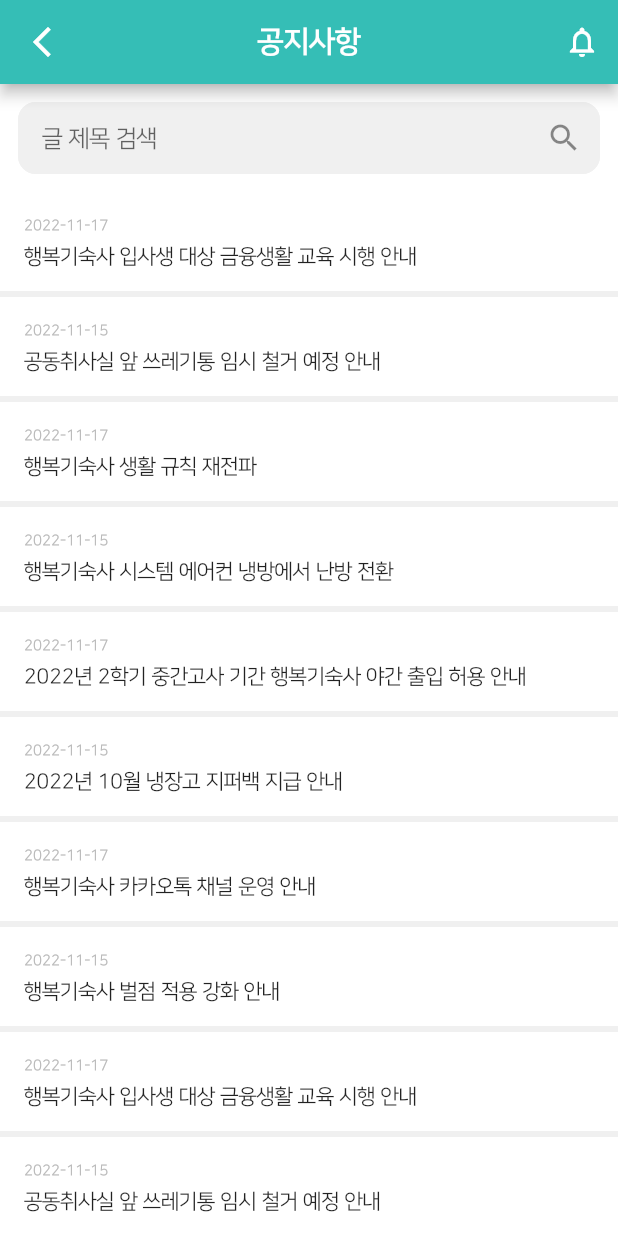
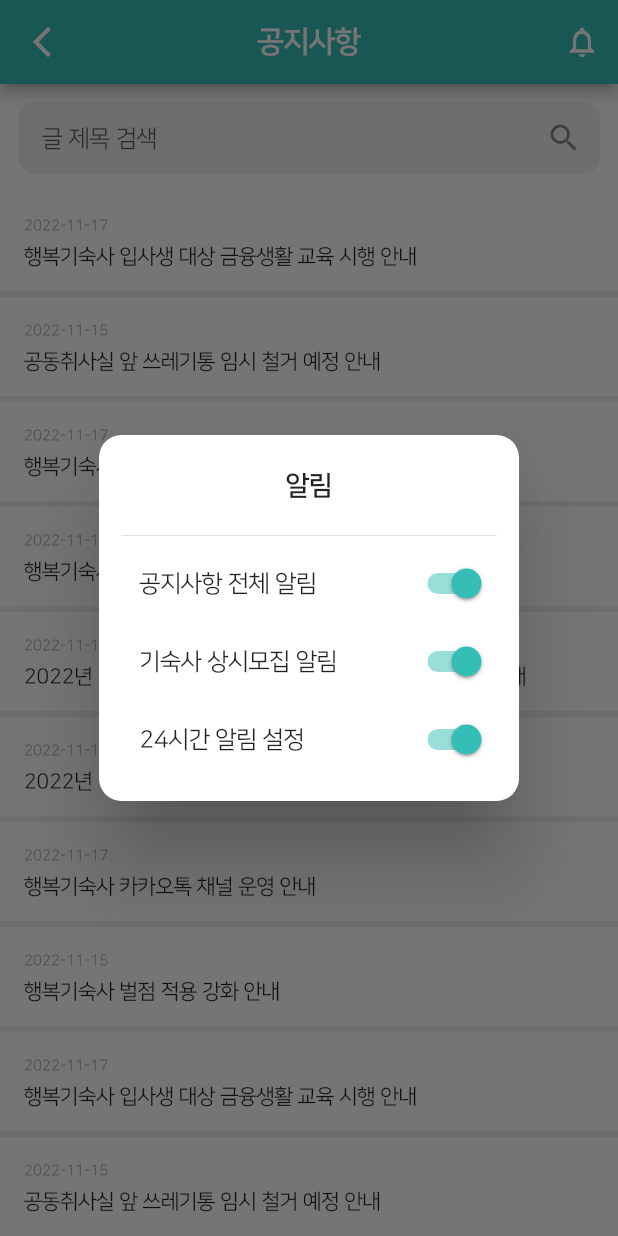
Before and after one commit to kw-dormitory/kw-dormitory-mobile, a Flutter app: the NoticeScreen screen opened directly, after a tap on the "notifications" icon, on a phone screen of 412 x 824 dp. Run offline on Flutter 3.47's test engine with Material 2 defaults, Android fonts, the light colour scheme and no system bars; our stand-ins replace percent_indicator; missing offline and left inert: kakaomap_webview.

Commit message:
feat: 공지사항 알림 dialog 구현

```diff
--- a/lib/screen/notice/notice_screen.dart
+++ b/lib/screen/notice/notice_screen.dart
@@ -30,6 +30,10 @@ class _NoticeScreenState extends State<NoticeScreen> {
     Post(title: "행복기숙사 벌점 적용 강화 안내", date: "2022-11-15"),
   ];
 
+  bool enableAllNoti = true;
+  bool enableRecruitNoti = true;
+  bool enable24hNoti = true;
+
   @override
   Widget build(BuildContext context) {
     return Scaffold(
@@ -50,7 +54,81 @@ class _NoticeScreenState extends State<NoticeScreen> {
               )),
           actions: [
             IconButton(
-                onPressed: () {},
+                onPressed: () {
+                  showDialog(
+                      context: context,
+                      builder: (context) => StatefulBuilder(
+                            builder: (context, setState) => AlertDialog(
+                                title: Center(
+                                  child: Text('알림',
+                                      style: TextStyle(
+                                          fontWeight: FontWeight.bold,
+                                          fontSize: 18),
+                                      textAlign: TextAlign.center),
+                                ),
+                                content: IntrinsicHeight(
+                                  child: Column(
+                                    children: [
+                                      Divider(),
+                                      Padding(
+                                        padding: const EdgeInsets.fromLTRB(
+                                            12, 0, 0, 12),
+                                        child: Column(children: [
+                                          Row(
+                                            mainAxisAlignment:
+                                                MainAxisAlignment.spaceBetween,
+                                            children: [
+                                              Text("공지사항 전체 알림"),
+                                              Switch(
+                                                  value: enableAllNoti,
+                                                  onChanged: (value) {
+                                                    setState(() {
+                                                      enableAllNoti = value;
+                                                    });
+                                                  })
+                                            ],
+                                          ),
+                                          SizedBox(height: 4),
+                                          Row(
+                                            mainAxisAlignment:
+                                                MainAxisAlignment.spaceBetween,
+                                            children: [
+                                              Text("기숙사 상시모집 알림"),
+                                              Switch(
+                                                  value: enableRecruitNoti,
+                                                  onChanged: (value) {
+                                                    setState(() {
+                                                      enableRecruitNoti = value;
+                                                    });
+                                                  })
+                                            ],
+                                          ),
+                                          SizedBox(height: 4),
+                                          Row(
+                                            mainAxisAlignment:
+                                                MainAxisAlignment.spaceBetween,
+                                            children: [
+                                              Text("24시간 알림 설정"),
+                                              Switch(
+                                                  value: enable24hNoti,
+                                                  onChanged: (value) {
+                                                    setState(() {
+                                                      enable24hNoti = value;
+                                                    });
+                                                  })
+                                            ],
+                                          )
+                                        ]),
+                                      ),
+                                    ],
+                                  ),
+                                ),
+                                contentPadding:
+                                    const EdgeInsets.fromLTRB(15, 15, 15, 5),
+                                shape: RoundedRectangleBorder(
+                                    borderRadius: BorderRadius.circular(15))),
+                          ));
+                },
                 icon: Icon(
                   Icons.notifications_outlined,
                   color: Colors.white,
```
